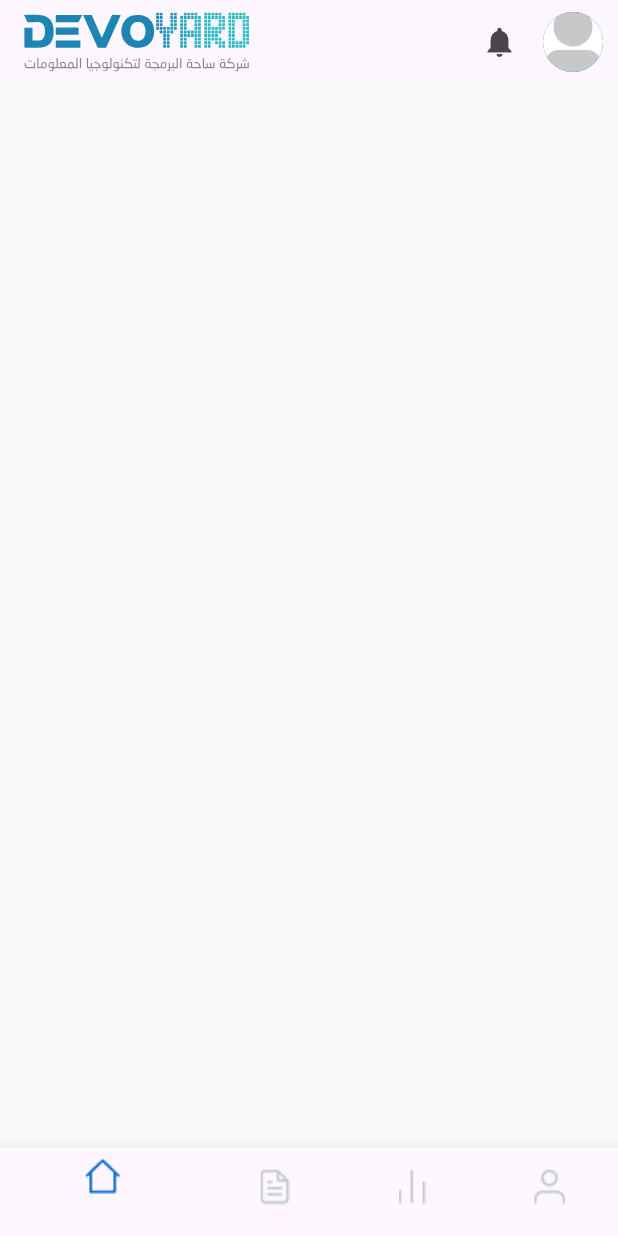
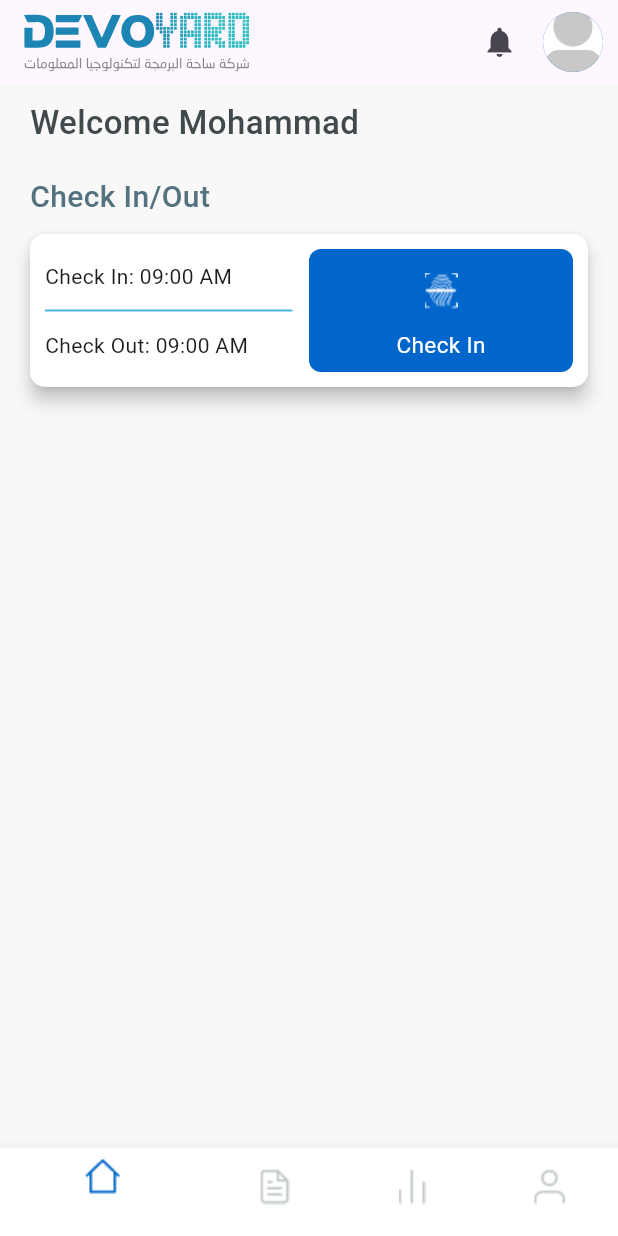
Before and after one commit to mohammadz0606/hr-management, a Flutter app: the screen it shows after launch, after a tap on "Login", on a phone screen of 412 x 824 dp. Run offline on Flutter 3.47's test engine with Material 3 defaults, Android fonts, the phone set to English and light mode, and no system bars; our stand-ins replace bloc, flutter_bloc, flutter_svg.

Commit message:
add checked in/out ui

```diff
--- a/lib/cubits/navigation/navigation_cubit.dart
+++ b/lib/cubits/navigation/navigation_cubit.dart
@@ -3,6 +3,7 @@ import 'package:flutter/material.dart';
 import 'package:meta/meta.dart';
 
 import '../../helper/icons_image.dart';
+import '../../screens/home.dart';
 
 part 'navigation_state.dart';
 
@@ -15,19 +16,30 @@ class NavigationCubit extends Cubit<NavigationState> {
     const BottomNavigationBarItem(
       icon: ImageIcon(AssetImage(IconsImage.home)),
       label: '',
+      backgroundColor: Colors.white,
     ),
     const BottomNavigationBarItem(
       icon: ImageIcon(AssetImage(IconsImage.file)),
       label: '',
+      backgroundColor: Colors.white,
     ),
     const BottomNavigationBarItem(
       icon: ImageIcon(AssetImage(IconsImage.bar)),
       label: '',
+      backgroundColor: Colors.white,
     ),
     const BottomNavigationBarItem(
       icon: ImageIcon(AssetImage(IconsImage.person)),
       label: '',
+      backgroundColor: Colors.white,
     ),
+  ];
+
+  final List<Widget> screens = [
+    const HomeScreen(),
+    Container(),
+    Container(),
+    Container(),
   ];
 
 
--- a/lib/helper/colors.dart
+++ b/lib/helper/colors.dart
@@ -5,5 +5,7 @@ sealed class AppColors{
   static const Color primary = Color(0xff0066CC);
   static const Color scaffoldBackground = Color(0xffF8F8F8);
   static const Color secondary = Color(0xff547280);
+  static const Color thirdColor= Color(0xff3CB0E6);
   static const Color unSelected = Color(0xffC1CAC7);
+  static const Color darkGray = Color(0xff42494C);
 }
--- a/lib/helper/icons_image.dart
+++ b/lib/helper/icons_image.dart
@@ -3,4 +3,5 @@ sealed class IconsImage{
   static const String bar = 'assets/icons/bar.png';
   static const String person = 'assets/icons/person.png';
   static const String file = 'assets/icons/file.png';
+  static const String checkIn = 'assets/icons/check_in.png';
 }
--- a/lib/main.dart
+++ b/lib/main.dart
@@ -68,6 +68,11 @@ class HRManagement extends StatelessWidget {
               statusBarBrightness: Brightness.dark,
             ),
           ),
+          dividerColor: AppColors.thirdColor,
+          dividerTheme: const DividerThemeData(
+            color: AppColors.thirdColor,
+            thickness: 1.2,
+          ),
           elevatedButtonTheme: ElevatedButtonThemeData(
             style: ButtonStyle(
               backgroundColor: WidgetStateProperty.all(
@@ -84,6 +89,7 @@ class HRManagement extends StatelessWidget {
             ),
           ),
         ),
-        ));
+      ),
+    );
   }
 }
--- /dev/null
+++ b/lib/screens/home.dart
@@ -0,0 +1,51 @@
+import 'package:flutter/material.dart';
+import 'package:hr_management/helper/colors.dart';
+import 'package:hr_management/widgets/scroll_view.dart';
+
+import '../widgets/card.dart';
+import '../widgets/home/check_in.dart';
+import '../widgets/home/check_in_out_time.dart';
+import '../widgets/home/title_widget.dart';
+
+class HomeScreen extends StatelessWidget {
+  const HomeScreen({super.key});
+
+  @override
+  Widget build(BuildContext context) {
+    return CustomSingleChildScrollView(
+      padding: EdgeInsets.symmetric(horizontal: 20, vertical: 10),
+      child: Column(
+        crossAxisAlignment: CrossAxisAlignment.start,
+        children: [
+          Text(
+            'Welcome Mohammad',
+            style: TextStyle(
+              fontSize: 22,
+              color: AppColors.darkGray,
+              fontWeight: FontWeight.w500,
+            ),
+          ),
+          SizedBox(height: 20),
+          TitleWidget(
+            text: 'Check In/Out',
+          ),
+          CustomCard(
+            child: Padding(
+              padding: const EdgeInsets.all(10),
+              child: Row(
+                children: [
+                  Expanded(
+                    child: CheckInOutTime(),
+                  ),
+                  Expanded(
+                    child: CheckIn(),
+                  ),
+                ],
+              ),
+            ),
+          ),
+        ],
+      ),
+    );
+  }
+}
--- a/lib/screens/navigation.dart
+++ b/lib/screens/navigation.dart
@@ -36,13 +36,19 @@ class NavigationScreen extends StatelessWidget {
           const SizedBox(width: 10),
         ],
       ),
+      body: BlocBuilder<NavigationCubit,NavigationState>(
+        builder: (context, state) {
+          return BlocProvider.of<NavigationCubit>(context)
+              .screens[BlocProvider.of<NavigationCubit>(context).currentIndex];
+        },
+      ),
       bottomNavigationBar: BlocBuilder<NavigationCubit, NavigationState>(
         builder: (context, state) {
           return CustomButtonNavBar(
-            onTap: (value) {
-              BlocProvider.of<NavigationCubit>(context).onChangeItem(value);
-            },
-            currentIndex: BlocProvider.of<NavigationCubit>(context).currentIndex,
+            onTap: (value) =>
+                BlocProvider.of<NavigationCubit>(context).onChangeItem(value),
+            currentIndex:
+                BlocProvider.of<NavigationCubit>(context).currentIndex,
             items: BlocProvider.of<NavigationCubit>(context).items,
           );
         },
--- a/lib/widgets/button.dart
+++ b/lib/widgets/button.dart
@@ -6,11 +6,13 @@ import 'package:flutter/material.dart';
 class CustomButton extends StatelessWidget {
   const CustomButton({
     super.key,
-    required this.text,
+    this.text,
+    this.child,
     required this.onPressed,
   });
 
-  final String text;
+  final String? text;
+  final Widget? child;
   final Function() onPressed;
 
   @override
@@ -19,12 +21,12 @@ class CustomButton extends StatelessWidget {
       return CupertinoButton(
         onPressed: onPressed,
         color: Theme.of(context).primaryColor,
-        child: Text(text),
+        child: child ?? Text(text ?? ''),
       );
     } else {
       return ElevatedButton(
         onPressed: onPressed,
-        child: Text(text),
+        child: child ?? Text(text ?? ''),
       );
     }
   }
--- a/lib/widgets/button_nav_bar.dart
+++ b/lib/widgets/button_nav_bar.dart
@@ -21,6 +21,7 @@ class CustomButtonNavBar extends StatelessWidget {
   Widget build(BuildContext context) {
     if (Platform.isIOS) {
       return CupertinoTabBar(
+        backgroundColor: Colors.white,
         currentIndex: currentIndex,
         onTap: onTap,
         inactiveColor: AppColors.unSelected,
@@ -29,6 +30,8 @@ class CustomButtonNavBar extends StatelessWidget {
       );
     } else {
       return BottomNavigationBar(
+        backgroundColor: Colors.white,
+        useLegacyColorScheme: false,
         items: items,
         currentIndex: currentIndex,
         onTap: onTap,
--- /dev/null
+++ b/lib/widgets/card.dart
@@ -0,0 +1,24 @@
+import 'package:flutter/material.dart';
+
+class CustomCard extends StatelessWidget {
+  const CustomCard({
+    super.key,
+    required this.child,
+  });
+
+  final Widget child;
+
+  @override
+  Widget build(BuildContext context) {
+    return Card(
+      margin: const EdgeInsets.symmetric(vertical: 10),
+      shape: RoundedRectangleBorder(
+        borderRadius: BorderRadius.circular(10),
+      ),
+      elevation: 5,
+      surfaceTintColor: Colors.white,
+      color: Colors.white,
+      child: child,
+    );
+  }
+}
--- /dev/null
+++ b/lib/widgets/home/check_in.dart
@@ -0,0 +1,45 @@
+import 'package:flutter/material.dart';
+
+import '../../helper/colors.dart';
+import '../../helper/icons_image.dart';
+
+class CheckIn extends StatelessWidget {
+  const CheckIn({super.key});
+
+  @override
+  Widget build(BuildContext context) {
+    return InkWell(
+      onTap: () {
+
+      },
+      child: Container(
+        padding: const EdgeInsets.all(8),
+        decoration: BoxDecoration(
+          color: AppColors.primary,
+          borderRadius: BorderRadius.circular(8),
+        ),
+        child: Column(
+          crossAxisAlignment: CrossAxisAlignment.center,
+          mainAxisAlignment: MainAxisAlignment.center,
+          children: [
+            ImageIcon(
+              AssetImage(IconsImage.checkIn),
+              size: 40,
+              color: Colors.white,
+            ),
+            SizedBox(height: 5),
+            FittedBox(
+              child: Text(
+                'Check In',
+                style: TextStyle(
+                  fontSize: 15,
+                  color: Colors.white,
+                ),
+              ),
+            ),
+          ],
+        ),
+      ),
+    );
+  }
+}
--- /dev/null
+++ b/lib/widgets/home/check_in_out_time.dart
@@ -0,0 +1,22 @@
+import 'package:flutter/material.dart';
+
+
+class CheckInOutTime extends StatelessWidget {
+  const CheckInOutTime({super.key});
+
+  @override
+  Widget build(BuildContext context) {
+    return Column(
+      crossAxisAlignment: CrossAxisAlignment.start,
+      children: [
+        Text('Check In: 09:00 AM'),
+        SizedBox(height: 5),
+        Divider(
+          endIndent: 11,
+        ),
+        SizedBox(height: 5),
+        Text('Check Out: 09:00 AM'),
+      ],
+    );
+  }
+}
--- /dev/null
+++ b/lib/widgets/home/title_widget.dart
@@ -0,0 +1,24 @@
+import 'package:flutter/material.dart';
+
+import '../../helper/colors.dart';
+
+class TitleWidget extends StatelessWidget {
+  const TitleWidget({
+    super.key,
+    required this.text,
+  });
+
+  final String text;
+
+  @override
+  Widget build(BuildContext context) {
+    return Text(
+      text,
+      style: const TextStyle(
+        fontSize: 20,
+        color: AppColors.secondary,
+        fontWeight: FontWeight.w500,
+      ),
+    );
+  }
+}
```
Also changed, not shown: assets/icons/check_in.png (added). Lines whose indentation alone changed are shown as unchanged.
